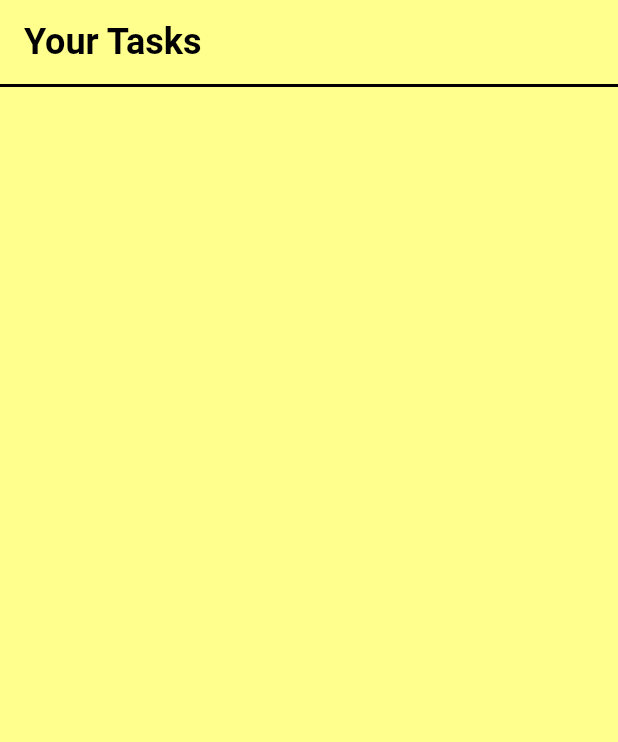
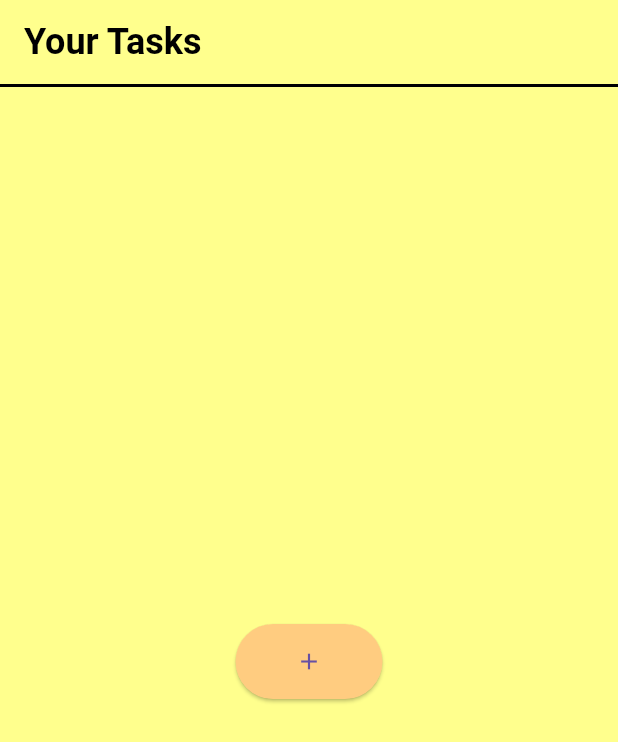
Before and after one commit to rahulgope45/TodoApp-, a Flutter app: the screen it shows after launch, on a phone screen of 412 x 824 dp. Shown: the top 742 px of the screen. Run offline on Flutter 3.47's test engine with Material 3 defaults, Android fonts, the phone set to English and light mode, and no system bars.

Commit message:
Adding Button added

```diff
--- a/lib/Pages/todo_screen.dart
+++ b/lib/Pages/todo_screen.dart
@@ -30,6 +30,24 @@ class _MyWidgetState extends State<TodoScreen> {
 
 
       ),
+
+      body: Center(
+        child: ElevatedButton(
+          onPressed: (){
+            print("You have Pressed Adding Button");
+
+          },
+          style: ElevatedButton.styleFrom(
+            backgroundColor: Colors.orange[200],
+            padding: const EdgeInsets.symmetric(horizontal: 40,vertical: 16)
+          ),
+          child:
+          Icon((Icons.add)
+
+          ),
+
+          ),
+      ),
     );
   }
 }
```
